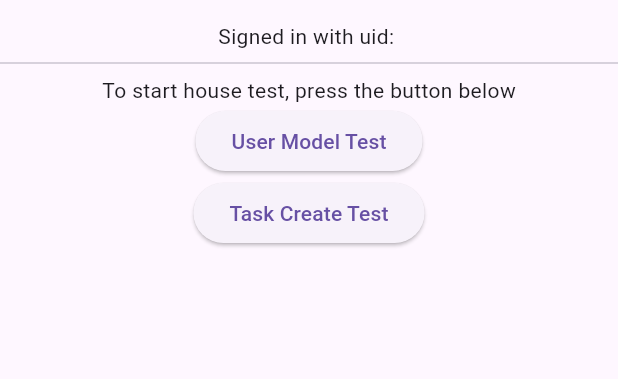
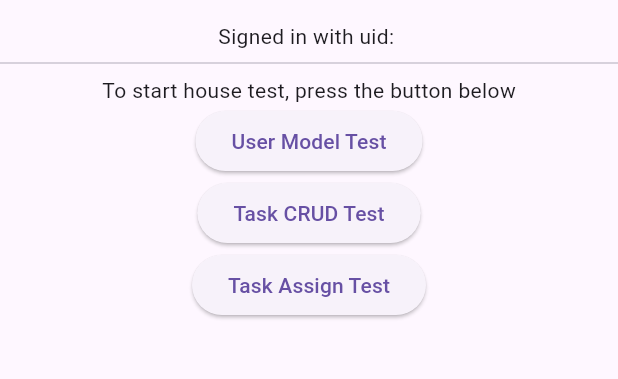
Before and after one commit to withcenterdev5/model_house, a Flutter app: the screen it shows once a user with an empty profile is signed in, on a phone screen of 412 x 824 dp, the part 63-442 px from its top. Run offline on Flutter 3.47's test engine with Material 3 defaults, Android fonts, the phone set to English and light mode, and no system bars; our stand-ins replace cloud_firestore, firebase_auth, firebase_core, firebase_ui_firestore, go_router, rxdart; missing offline and left inert: date_picker_v2, devicelocale, memory_cache; accounts and stored records are empty; generated files the repository leaves out were written again.

Commit message:
todo crud of task and assign

````diff
--- /dev/null
+++ b/lib/house_test/unit_tests/todo/todo.unit_test.dart
@@ -0,0 +1,41 @@
+import 'package:model_house/house_test/house_test_helper.functions.dart';
+import 'package:model_house/model_house.dart';
+
+Future<Task> createTask() async {
+  return await Task.get(
+    (await Task.create(title: 'task - ${DateTime.now()}')).id,
+  ) as Task;
+}
+
+void testTaskCrud() {
+  testStart('Task CRUD Test');
+  testTaskCreate();
+  testTaskUpdate();
+  testReport();
+}
+
+void testTaskAssign() async {
+  testStart('Task Assign Test');
+
+  final task = await createTask();
+  final createdRef = await Assign.create(taskId: task.id, uid: my!.uid);
+
+  testReport();
+}
+
+void testTaskCreate() async {
+  final ref = await Task.create(title: 'fisrt task');
+  final created = await Task.get(ref.id) as Task;
+  isTrue(created.title == 'fisrt task', 'title is not correct');
+}
+
+void testTaskUpdate() async {
+  final String title = 'task - ${DateTime.now()}';
+  final ref = await Task.create(title: title);
+  final created = await Task.get(ref.id) as Task;
+  isTrue(created.title == title, 'title is not correct');
+
+  await created.update(title: 'new title');
+  final updated = await Task.get(ref.id) as Task;
+  isTrue(updated.title == 'new title', 'Expect: success on title update.');
+}
--- a/lib/house_test/widgets/house_test.screen.dart
+++ b/lib/house_test/widgets/house_test.screen.dart
@@ -1,5 +1,5 @@
 import 'package:flutter/material.dart';
-import 'package:model_house/house_test/house_test_helper.functions.dart';
+import 'package:model_house/house_test/unit_tests/todo/todo.unit_test.dart';
 import 'package:model_house/model_house.dart';
 
 class HouseTestScreen extends StatefulWidget {
@@ -31,23 +31,17 @@ class _HouseTestScreenState extends State<HouseTestScreen> {
                     },
                     child: const Text('User Model Test'),
                   ),
-                  ElevatedButton(
-                    onPressed: testTaskCreate,
-                    child: const Text('Task Create Test'),
+                  const ElevatedButton(
+                    onPressed: testTaskCrud,
+                    child: Text('Task CRUD Test'),
+                  ),
+                  const ElevatedButton(
+                    onPressed: testTaskAssign,
+                    child: Text('Task Assign Test'),
                   ),
                 ],
               ),
       ),
     );
   }
-
-  void testTaskCreate() async {
-    testStart('Task Create Test');
-
-    final created = await Task.create(title: 'fisrt task');
-
-    isTrue(created.title == 'fisrt task', 'title is not correct');
-
-    testReport();
-  }
 }
--- a/lib/model_house.dart
+++ b/lib/model_house.dart
@@ -16,8 +16,9 @@ export './translation/translation.texts.dart';
 
 export './user/screens/user.profile_update.screen.dart';
 
+export './todo/assign.dart';
 export './todo/task.dart';
-export './todo/task.service.dart';
+export 'todo/todo.service.dart';
 export './todo/widgets/task.list_view.dart';
 
 export './user/user.dart';
--- /dev/null
+++ b/lib/todo/assign.dart
@@ -0,0 +1,47 @@
+import 'package:cloud_firestore/cloud_firestore.dart';
+import 'package:model_house/model_house.dart';
+
+class Assign {
+  String id;
+  String uid;
+  String taskId;
+  DateTime createdAt;
+  DateTime updatedAt;
+
+  Assign({
+    required this.id,
+    required this.uid,
+    required this.taskId,
+    required this.createdAt,
+    required this.updatedAt,
+  });
+
+  factory Assign.fromSnapshot(DocumentSnapshot snapshot) {
+    final json = snapshot.data() as Map<String, dynamic>;
+    return Assign.fromJson(json, snapshot.id);
+  }
+
+  factory Assign.fromJson(Map<String, dynamic> json, String id) {
+    final Timestamp? createdAt = json['createdAt'];
+    final Timestamp? updatedAt = json['updatedAt'];
+    return Assign(
+      id: id,
+      uid: json['uid'],
+      taskId: json['taskId'],
+      createdAt: createdAt == null ? DateTime.now() : createdAt.toDate(),
+      updatedAt: updatedAt == null ? DateTime.now() : updatedAt.toDate(),
+    );
+  }
+
+  /// Assign a task to a user
+  static Future<DocumentReference> create({
+    required String uid,
+    required String taskId,
+  }) async {
+    return await TodoService.instance.assignCol.add({
+      'uid': uid,
+      'taskId': taskId,
+      'createdAt': FieldValue.serverTimestamp(),
+    });
+  }
+}
--- a/lib/todo/task.dart
+++ b/lib/todo/task.dart
@@ -1,25 +1,30 @@
 import 'package:cloud_firestore/cloud_firestore.dart';
-import 'package:model_house/todo/task.service.dart';
+import 'package:model_house/todo/todo.service.dart';
 
-/// To-do entity class
+/// A task entity class of Todo feature
 ///
 /// This class provides all the functionalities of the entity itself. If the
 /// app needs a functionality that is not for the entity itself, it should be
-/// served by [TaskService].
+/// served by [TodoService].
 ///
+/// A task can be assigned to muliple users. To assign a task to a user, use
+/// [assignTo] method.
 class Task {
-  final CollectionReference col = TaskService.instance.col;
+  final CollectionReference col = TodoService.instance.taskCol;
+  DocumentReference get ref => col.doc(id);
 
   String id;
   String title;
   String? content;
   DateTime createdAt;
+  DateTime updatedAt;
 
   Task({
     required this.id,
     required this.title,
     this.content,
     required this.createdAt,
+    required this.updatedAt,
   });
 
   factory Task.fromSnapshot(DocumentSnapshot<Object?> snapshot) {
@@ -27,35 +32,56 @@ class Task {
   }
 
   factory Task.fromJson(Map<String, dynamic> json, String id) {
+    final Timestamp? createdAt = json['createdAt'];
+    final Timestamp? updatedAt = json['updatedAt'];
     return Task(
       id: id,
       title: json['title'],
       content: json['content'],
-      createdAt: (json['createdAt'] as Timestamp).toDate(),
+      createdAt: createdAt == null ? DateTime.now() : createdAt.toDate(),
+      updatedAt: updatedAt == null ? DateTime.now() : updatedAt.toDate(),
     );
   }
 
+  /// Get a task by its id
+  ///
+  /// Example:
+  /// ```dart
+  /// return (await get(createdRef.id))!;
+  /// ```
+
   static Future<Task?> get(String id) async {
-    final snapshot = await TaskService.instance.col.doc(id).get();
+    final snapshot = await TodoService.instance.taskCol.doc(id).get();
     if (snapshot.exists) {
       return Task.fromSnapshot(snapshot);
     }
     return null;
   }
 
-  static Future<Task> create({
+  static Future<DocumentReference> create({
     required String title,
     String? content,
   }) async {
-    final createdRef = await TaskService.instance.col.add({
+    return await TodoService.instance.taskCol.add({
       'title': title,
       if (content != null) 'content': content,
       'createdAt': FieldValue.serverTimestamp(),
+      'updatedAt': FieldValue.serverTimestamp(),
     });
-    return (await get(createdRef.id))!;
   }
 
-  update() {}
+  Future<void> update({
+    String? title,
+    String? content,
+  }) async {
+    final data = <String, dynamic>{
+      'updatedAt': FieldValue.serverTimestamp(),
+    };
+    if (title != null) data['title'] = title;
+    if (content != null) data['content'] = content;
+
+    await ref.update(data);
+  }
 
   delete() {}
 }
--- a/lib/todo/task.service.dart
+++ /dev/null
@@ -1,10 +0,0 @@
-import 'package:cloud_firestore/cloud_firestore.dart';
-
-class TaskService {
-  static TaskService? _instance;
-  static TaskService get instance => _instance ??= TaskService._();
-
-  TaskService._();
-
-  CollectionReference col = FirebaseFirestore.instance.collection('todo-task');
-}
--- /dev/null
+++ b/lib/todo/todo.service.dart
@@ -0,0 +1,13 @@
+import 'package:cloud_firestore/cloud_firestore.dart';
+
+class TodoService {
+  static TodoService? _instance;
+  static TodoService get instance => _instance ??= TodoService._();
+
+  TodoService._();
+
+  CollectionReference taskCol =
+      FirebaseFirestore.instance.collection('todo-task');
+  CollectionReference assignCol =
+      FirebaseFirestore.instance.collection('todo-assign');
+}
````
Also changed, not shown: lib/house_test/unit_tests/todo/todo.test.dart (deleted, +0 -1 lines), 1 other file.
